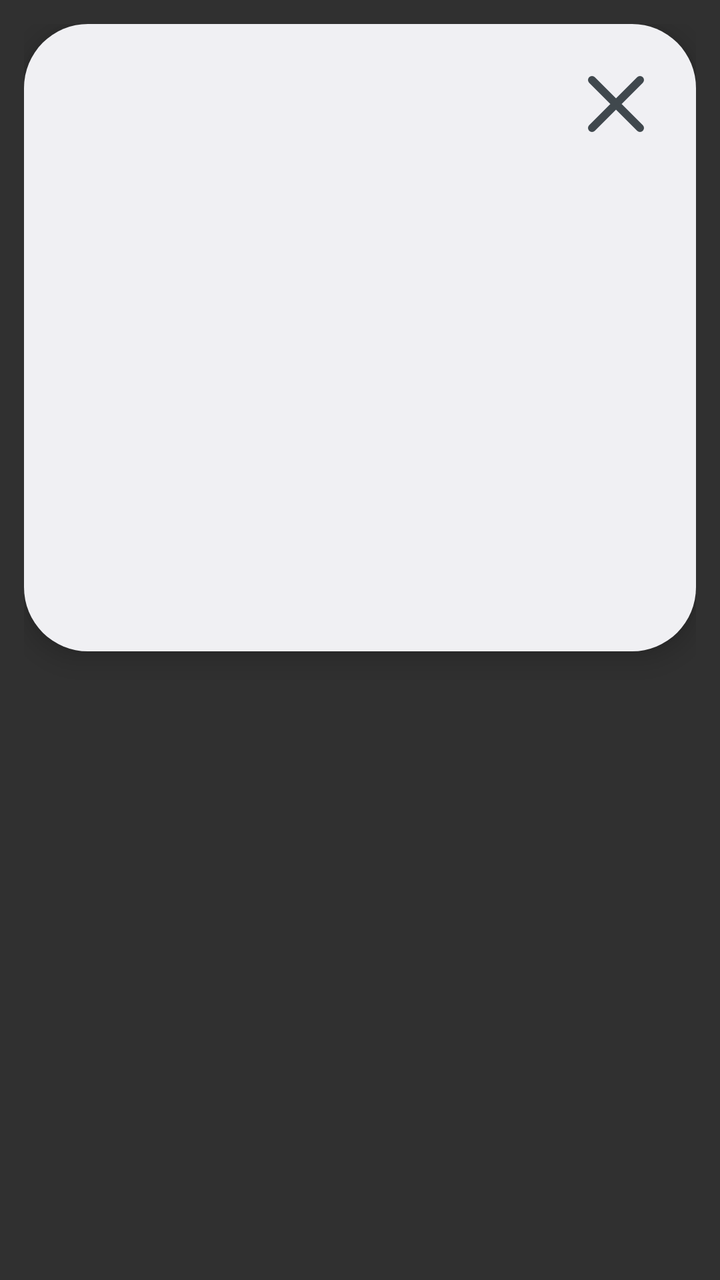
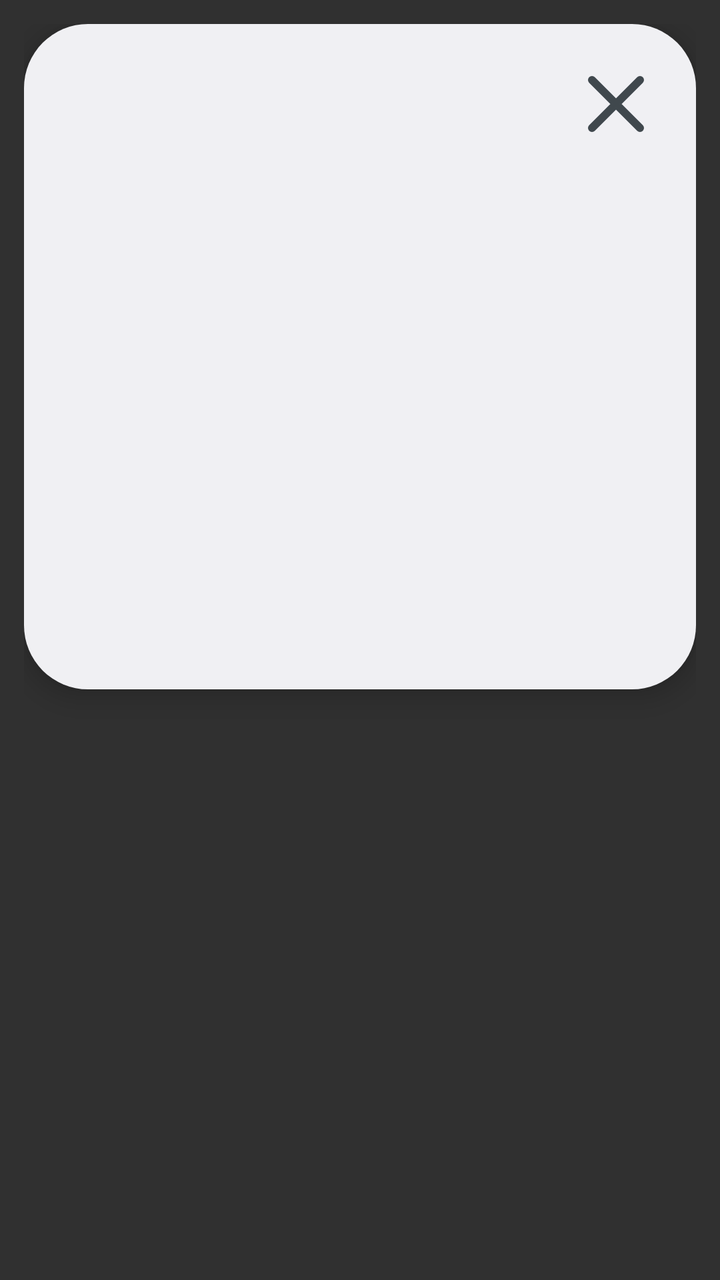

Before-and-after screenshots of an Android layout around one commit, followed by the original layout XML and the change that was made.
<!-- AndroidManifest.xml: application theme Theme.LibreBuds -->
<!-- res/layout/popup_window.xml -->
<?xml version="1.0" encoding="utf-8"?>
<FrameLayout xmlns:android="http://schemas.android.com/apk/res/android"
    xmlns:tools="http://schemas.android.com/tools"
    android:layout_width="match_parent"
    android:layout_height="wrap_content"
    android:padding="12dp"
    tools:ignore="UselessParent">

    <LinearLayout
        android:id="@+id/popup_card"
        android:layout_width="match_parent"
        android:layout_height="wrap_content"
        android:background="@drawable/popup_background"
        android:elevation="8dp"
        android:orientation="vertical"
        android:paddingStart="24dp"
        android:paddingTop="16dp"
        android:paddingEnd="16dp"
        android:paddingBottom="24dp">

        <LinearLayout
            android:layout_width="match_parent"
            android:layout_height="wrap_content"
            android:gravity="center_vertical"
            android:orientation="horizontal">

            <TextView
                android:id="@+id/name"
                android:layout_width="0dp"
                android:layout_height="wrap_content"
                android:layout_weight="1"
                android:ellipsize="end"
                android:fontFamily="@font/inter"
                android:maxLines="1"
                android:textColor="@color/popup_text"
                android:textSize="22sp"
                android:textStyle="bold" />

            <ImageButton
                android:id="@+id/close_button"
                android:layout_width="48dp"
                android:layout_height="48dp"
                android:background="?android:attr/selectableItemBackgroundBorderless"
                android:contentDescription="@string/close"
                android:src="@drawable/ic_close"
                android:tint="@color/popup_text_secondary" />
        </LinearLayout>

        <FrameLayout
            android:id="@+id/popup_art"
            android:layout_width="match_parent"
            android:layout_height="180dp"
            android:layout_marginTop="8dp"
            android:layout_marginEnd="8dp" />

        <LinearLayout
            android:layout_width="match_parent"
            android:layout_height="wrap_content"
            android:layout_marginTop="16dp"
            android:layout_marginEnd="8dp"
            android:orientation="horizontal">

            <TextView
                android:id="@+id/left_battery"
                style="@style/PopupBattery"
                android:layout_width="0dp"
                android:layout_height="wrap_content"
                android:layout_weight="1" />

            <TextView
                android:id="@+id/right_battery"
                style="@style/PopupBattery"
                android:layout_width="0dp"
                android:layout_height="wrap_content"
                android:layout_weight="1" />

            <TextView
                android:id="@+id/case_battery"
                style="@style/PopupBattery"
                android:layout_width="0dp"
                android:layout_height="wrap_content"
                android:layout_weight="1" />
        </LinearLayout>
    </LinearLayout>
</FrameLayout>
<!-- resources referenced by this layout -->
<resources>
  <color name="popup_text">@android:color/system_neutral1_900</color>
  <color name="popup_text_secondary">@android:color/system_neutral2_700</color>
  <!-- drawable ic_close (drawable) -->
  <vector xmlns:android="http://schemas.android.com/apk/res/android"
      android:width="24dp" android:height="24dp"
      android:viewportWidth="24" android:viewportHeight="24"
      android:tint="?android:attr/colorControlNormal">
      <path android:strokeColor="#FFFFFFFF" android:strokeWidth="2" android:strokeLineCap="round"
          android:pathData="M6,6L18,18M18,6L6,18" />
  </vector>
  <!-- drawable popup_background (drawable) -->
  <?xml version="1.0" encoding="utf-8"?>
  <shape xmlns:android="http://schemas.android.com/apk/res/android" android:shape="rectangle">
      <solid android:color="@color/popup_background" />
      <corners android:radius="32dp" />
  </shape>
  <string name="close">Close</string>
  <style name="PopupBattery">
          <item name="android:fontFamily">@font/inter</item>
          <item name="android:gravity">center</item>
          <item name="android:textColor">@color/popup_text</item>
          <item name="android:textSize">16sp</item>
          <item name="android:drawableTint">@color/popup_text</item>
          <item name="android:drawablePadding">2dp</item>
      </style>
  <style name="Theme.LibreBuds" parent="android:Theme.Material.NoActionBar">
          <item name="android:statusBarColor">@android:color/transparent</item>
          <item name="android:navigationBarColor">@android:color/transparent</item>
      </style>
  <color name="popup_background">@android:color/system_neutral1_50</color>
</resources>

<!-- the commit's change to res/layout/popup_window.xml (unified diff, before → after) -->
@@ -46,6 +46,15 @@
                 android:tint="@color/popup_text_secondary" />
         </LinearLayout>
 
+        
+        <TextView
+            android:id="@+id/status"
+            android:layout_width="match_parent"
+            android:layout_height="wrap_content"
+            android:fontFamily="@font/inter"
+            android:textColor="@color/popup_text_secondary"
+            android:textSize="14sp" />
+
         <FrameLayout
             android:id="@+id/popup_art"
             android:layout_width="match_parent"
